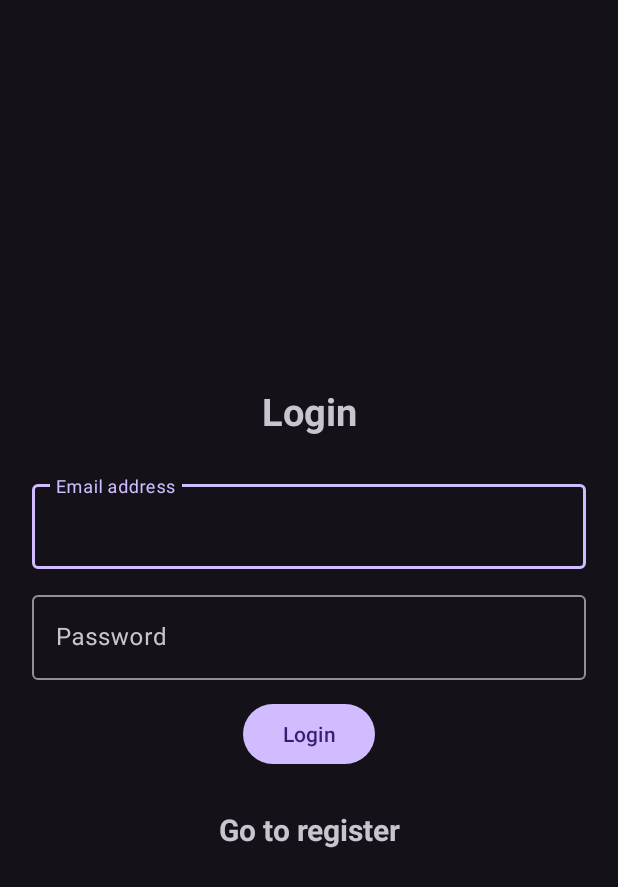
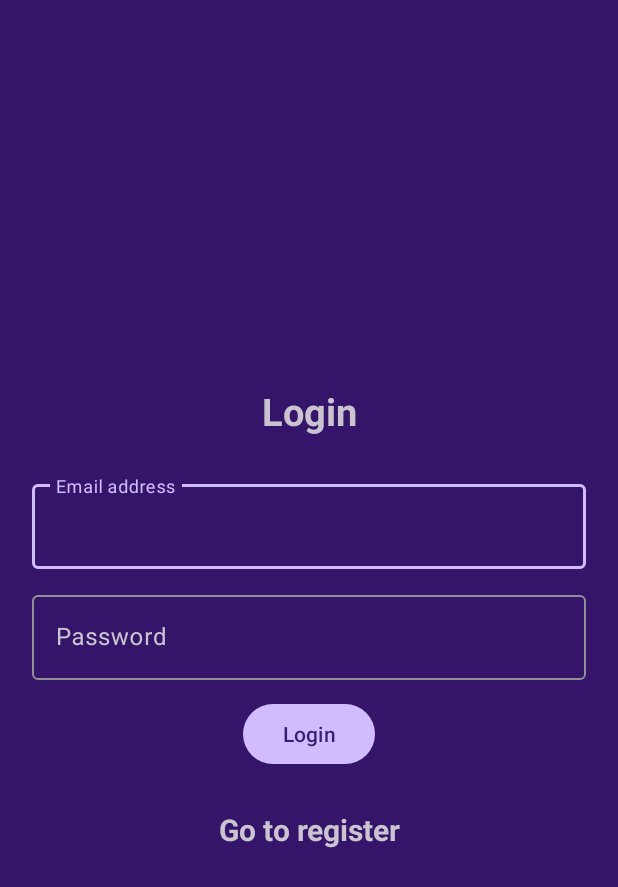
Before and after one commit to szpatrichard/cpd-medical, an Android app: the screen it shows after launch (LoginActivity), on a phone screen of 412 x 824 dp. Shown: the top 887 px of the screen. Run offline under Robolectric (Android 15) with nearby library versions, the phone set to English and light mode, and no system bars; our stand-ins replace Firebase (no records; nobody signed in at launch, a user with empty details on screens opened directly).

Commit message:
Changed the background color of activity_login, activity_main, and activity_registration to match with layout.

```diff
--- a/app/src/main/res/layout/activity_login.xml
+++ b/app/src/main/res/layout/activity_login.xml
@@ -1,8 +1,10 @@
 <?xml version="1.0" encoding="utf-8"?>
 <LinearLayout xmlns:android="http://schemas.android.com/apk/res/android"
     xmlns:tools="http://schemas.android.com/tools"
+    android:id="@+id/color"
     android:layout_width="match_parent"
     android:layout_height="match_parent"
+    android:background="#34156A"
     android:gravity="center"
     android:orientation="vertical"
     android:padding="15dp"
--- a/app/src/main/res/layout/activity_main.xml
+++ b/app/src/main/res/layout/activity_main.xml
@@ -3,10 +3,11 @@
     xmlns:tools="http://schemas.android.com/tools"
     android:layout_width="match_parent"
     android:layout_height="match_parent"
+    android:background="#34156A"
     android:gravity="center"
     android:orientation="vertical"
+
     android:padding="15dp"
-
     tools:context=".MainActivity">
 
     <TextView
--- a/app/src/main/res/layout/activity_registration.xml
+++ b/app/src/main/res/layout/activity_registration.xml
@@ -3,6 +3,7 @@
     xmlns:tools="http://schemas.android.com/tools"
     android:layout_width="match_parent"
     android:layout_height="match_parent"
+    android:background="#34156A"
     android:gravity="center"
     android:orientation="vertical"
     android:padding="15dp"
```
